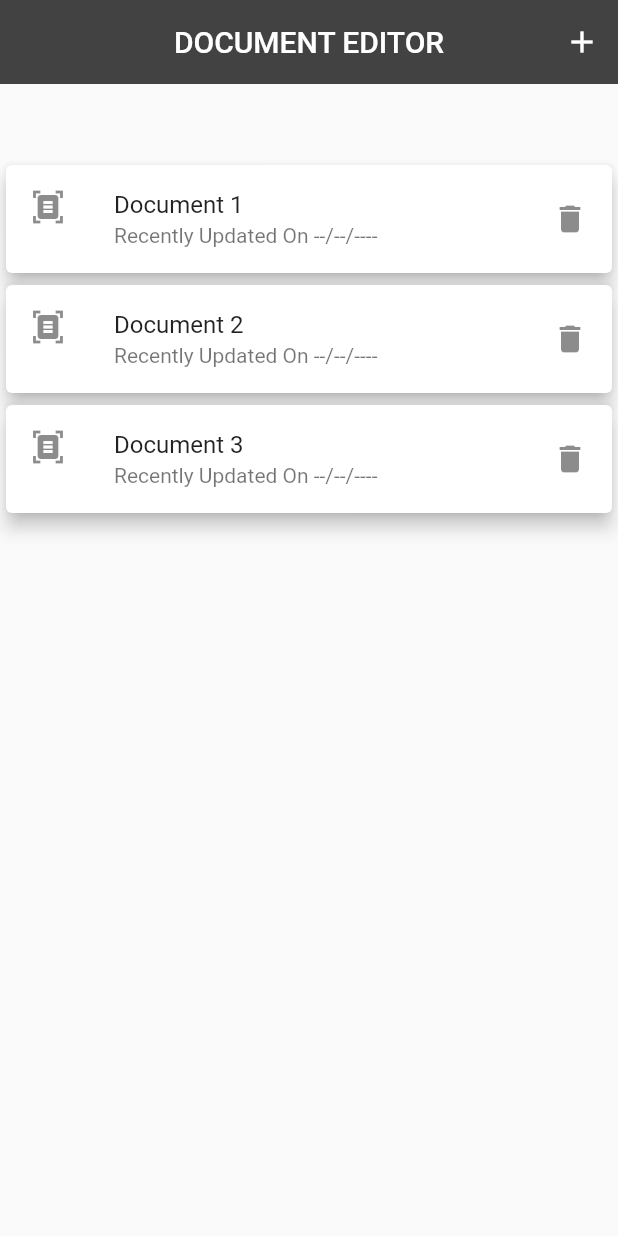
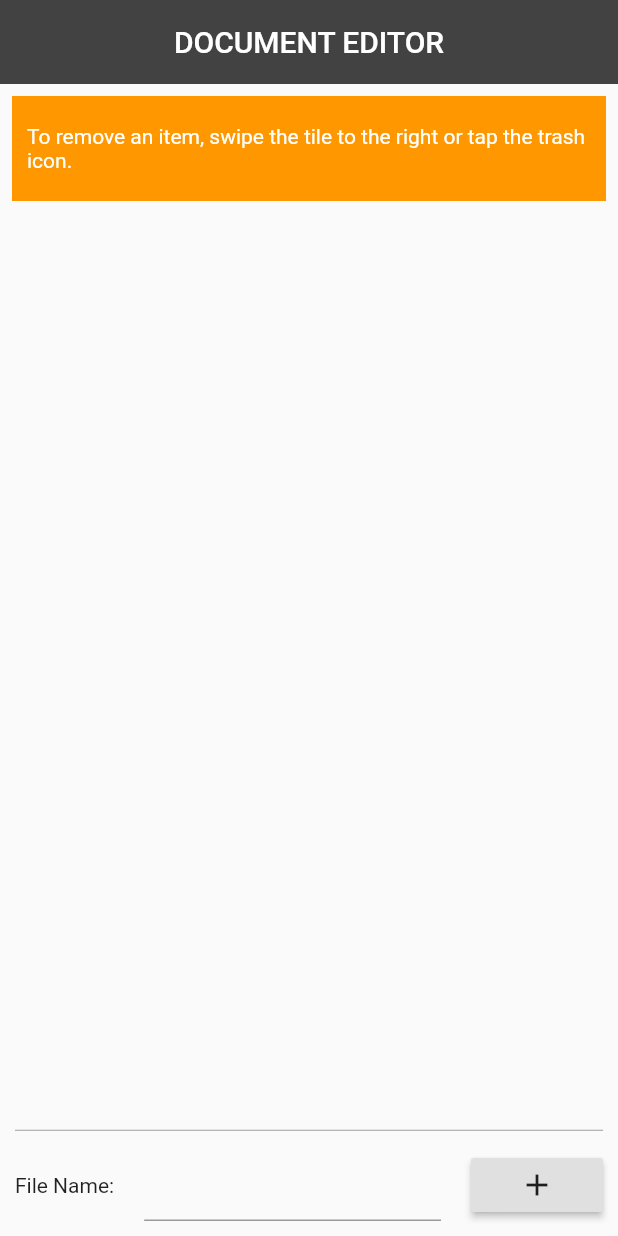
Before and after one commit to Dhairysheel-Deshmukh/docu_edit, a Flutter app: the screen it shows after launch, on a phone screen of 412 x 824 dp. Run offline on Flutter 3.47's test engine with Material 2 defaults, Android fonts, the light colour scheme and no system bars; our stand-ins replace file_picker, tuple; missing offline and left inert: filesystem_picker, flutter_quill, universal_html.

Commit message:
Final Changes

```diff
--- a/lib/pages/intro.dart
+++ b/lib/pages/intro.dart
@@ -1,12 +1,30 @@
+import 'package:flutter/material.dart';
 import 'package:docu_edit/pages/home_page.dart';
 import 'package:flutter/material.dart';
 import 'home_page.dart';
+
 class Intro extends StatefulWidget {
   @override
-  _IntroState createState() => _IntroState();
+  IntroState createState() {
+    IntroState pageState = IntroState();
+    return pageState;
+  }
 }
 
-class _IntroState extends State<Intro> {
+class IntroState extends State<Intro> {
+  List<String> items = List<String>.generate(0, (index) {
+    return "Item - $index";
+  });
+
+  final teController = TextEditingController(
+    text: "",
+  );
+
+  @override
+  void dispose() {
+    teController.dispose();
+    super.dispose();
+  }
 
   @override
   Widget build(BuildContext context) {
@@ -19,24 +37,43 @@ class _IntroState extends State<Intro> {
           'DOCUMENT EDITOR',
         ),
 
-        actions: <Widget>[
-          IconButton(onPressed: (){}, icon: Icon(Icons.add))
-        ],
       ),
-      body: Container(
-        //width: 500,
-        //height: 500,
-        child: new ListView(
-            children: [
-
-              SizedBox(height: 50,),
-              Card(
+      body: Column(
+        children: <Widget>[
+          Padding(
+            padding: const EdgeInsets.all(8.0),
+            child: Container(
+              padding: const EdgeInsets.all(10),
+              height: 70,
+              alignment: Alignment(0, 0),
+              color: Colors.orange,
+              child: Text(
+                "To remove an item, swipe the tile to the right or tap the trash icon.",
+                style: TextStyle(color: Colors.white),
+              ),
+            ),
+          ),
+          Expanded(
+            child: ListView.builder(
+              itemCount: items.length,
+              itemBuilder: (context, index) {
+                final item = items[index];
+                return Dismissible(
+                  key: Key(item),
+                  direction: DismissDirection.startToEnd,
+                  child: Card(
                     elevation: 5,
                     child: ListTile(
                       leading: Icon(Icons.document_scanner),
-                  title: Text('Document 1'),
-                  subtitle: Text('Recently Updated On --/--/----'),
-                  trailing: Icon(Icons.delete),
+                      title: Text(item),
+                      trailing: IconButton(
+                        icon: Icon(Icons.delete),
+                        onPressed: () {
+                          setState(() {
+                            items.removeAt(index);
+                          });
+                        },
+                      ),
                       onTap: (){
                         Navigator.push(context, MaterialPageRoute(builder: (context){
                           return HomePage();
@@ -45,38 +82,57 @@ class _IntroState extends State<Intro> {
                       },
                     ),
                   ),
-              Card(
-                elevation: 5,
-                child: ListTile(
-                  leading: Icon(Icons.document_scanner),
-                  title: Text('Document 2'),
-                  subtitle: Text('Recently Updated On --/--/----'),
-                  trailing: Icon(Icons.delete),
-                  onTap: (){
-                    Navigator.push(context, MaterialPageRoute(builder: (context){
-                      return HomePage();
-                    }));
-
+                  onDismissed: (direction) {
+                    setState(() {
+                      items.removeAt(index);
+                    });
+                  },
+                );
               },
             ),
           ),
-              Card(
-                elevation: 5,
-                child: ListTile(
-                  leading: Icon(Icons.document_scanner),
-                  title: Text('Document 3'),
-                  subtitle: Text('Recently Updated On --/--/----'),
-                  trailing: Icon(Icons.delete),
-                  onTap: (){
-                    Navigator.push(context, MaterialPageRoute(builder: (context){
-                      return HomePage();
-                    }));
-
+          Divider(
+            color: Colors.grey,
+            height: 5,
+            indent: 10,
+            endIndent: 10,
+          ),
+          Padding(
+            padding: const EdgeInsets.symmetric(horizontal: 10, vertical: 10),
+            child: Row(
+              children: <Widget>[
+                Text("File Name:"),
+                Expanded(
+                  child: Padding(
+                    padding: const EdgeInsets.symmetric(horizontal: 20),
+                    child: TextField(
+                      controller: teController,
+                      onSubmitted: (text) {
+                        setState(() {
+                          if (teController.text != "") {
+                            items.add(teController.text);
+                          }
+                        });
+                        teController.clear();
                       },
                     ),
                   ),
-            ]
                 ),
+                RaisedButton(
+                  child: Icon(Icons.add),
+                  onPressed: () {
+                    setState(() {
+                      if (teController.text != "") {
+                        items.add(teController.text);
+                      }
+                    });
+                    teController.clear();
+                  },
+                )
+              ],
+            ),
+          ),
+        ],
       ),
     );
   }
```
Also changed, not shown: lib/pages/home_page.dart (+8 -4 lines). Lines whose indentation alone changed are shown as unchanged.
